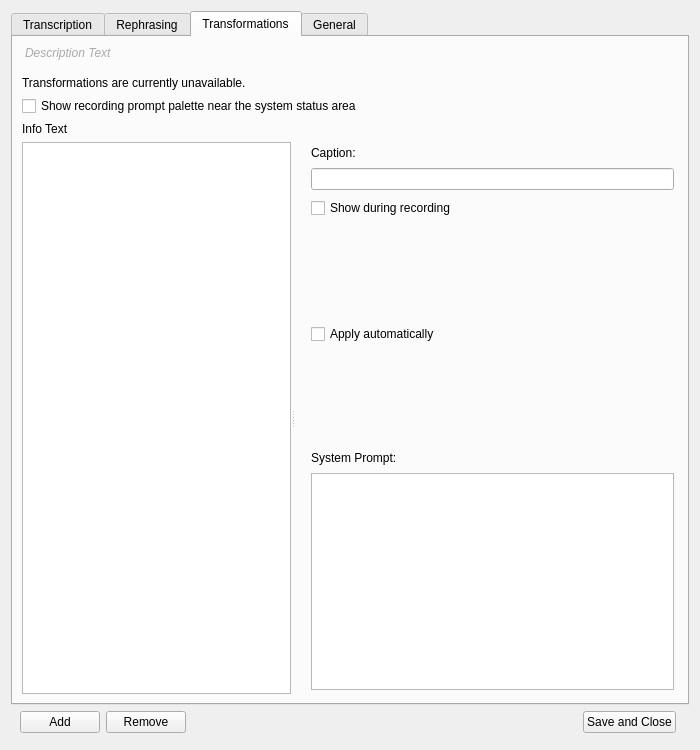
Qt form app/resources/main_window.ui (bjspi/WhisperTyper) before a commit.
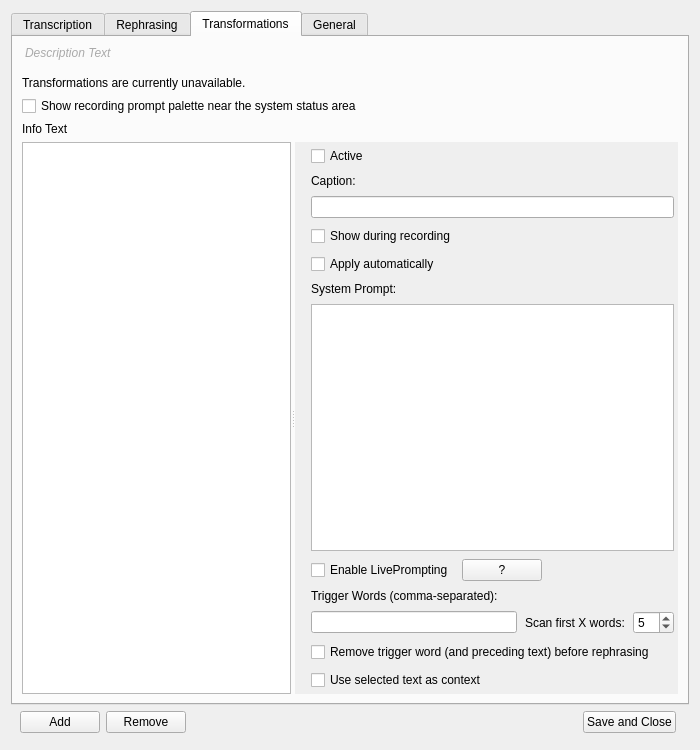
The same form after that commit. The open tabs and pages were chosen to show the change.

Commit message: feat: separate instruction switch, LivePrompting toggle and compact prompt forms

The edit to the form file:
```diff
--- a/app/resources/main_window.ui
+++ b/app/resources/main_window.ui
@@ -680,6 +680,16 @@
           <enum>Qt::Horizontal</enum>
          </property>
          <widget class="QListWidget" name="post_rp_list_placeholder"/>
+         <widget class="QScrollArea" name="post_rp_editor_scroll">
+          <property name="frameShape">
+           <enum>QFrame::NoFrame</enum>
+          </property>
+          <property name="horizontalScrollBarPolicy">
+           <enum>Qt::ScrollBarAlwaysOff</enum>
+          </property>
+          <property name="widgetResizable">
+           <bool>true</bool>
+          </property>
          <widget class="QWidget" name="post_rp_editor_container" native="true">
           <layout class="QVBoxLayout" name="editor_layout">
            <property name="leftMargin">
@@ -697,6 +707,13 @@
            <property name="spacing">
             <number>8</number>
            </property>
+           <item>
+            <widget class="QCheckBox" name="post_rp_instruction_enabled_checkbox">
+             <property name="text">
+              <string>Active</string>
+             </property>
+            </widget>
+           </item>
            <item>
             <widget class="QLabel" name="caption_label">
              <property name="text">
@@ -715,30 +732,23 @@
              </widget>
             </item>
             <item>
-             <widget class="QStackedWidget" name="post_rp_options_stack">
-              <widget class="QWidget" name="post_rp_prompt_options">
-               <layout class="QVBoxLayout" name="post_rp_prompt_options_layout">
-                <property name="leftMargin">
-                 <number>0</number>
-                </property>
-                <property name="topMargin">
-                 <number>0</number>
-                </property>
-                <property name="rightMargin">
-                 <number>0</number>
-                </property>
-                <property name="bottomMargin">
-                 <number>0</number>
-                </property>
-                <item>
-                 <widget class="QCheckBox" name="post_rp_auto_apply_checkbox">
-                  <property name="text">
-                   <string>Apply automatically</string>
-                  </property>
-                 </widget>
-                </item>
-               </layout>
-              </widget>
+             <widget class="QCheckBox" name="post_rp_auto_apply_checkbox">
+              <property name="text">
+               <string>Apply automatically</string>
+              </property>
+             </widget>
+            </item>
+            <item>
+             <widget class="QLabel" name="text_label">
+             <property name="text">
+              <string>System Prompt:</string>
+             </property>
+            </widget>
+           </item>
+           <item>
+            <widget class="QTextEdit" name="post_rp_text_edit"/>
+           </item>
+           <item>
               <widget class="QWidget" name="post_rp_instruction_options">
                <layout class="QVBoxLayout" name="post_rp_instruction_options_layout">
                 <property name="leftMargin">
@@ -837,19 +847,9 @@
                 </item>
                </layout>
               </widget>
-             </widget>
-            </item>
-            <item>
-             <widget class="QLabel" name="text_label">
-             <property name="text">
-              <string>System Prompt:</string>
-             </property>
-            </widget>
-           </item>
-           <item>
-            <widget class="QTextEdit" name="post_rp_text_edit"/>
            </item>
           </layout>
+         </widget>
          </widget>
         </widget>
        </item>
```
The commit also changes 14 other files.
